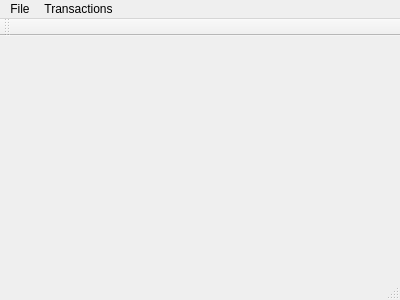
The window that mainwindow.ui (moriduri/MyFinances) describes before a commit, drawn with Qt 5.
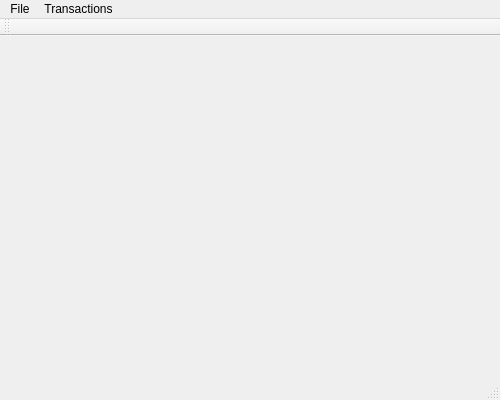
The same window after the commit.

Commit message: - Added windows title; - Added QTableView columns stretching; - Added a vertical layout to the AddTransaction Dialog; - Fixed the main window size to display the header correctly;

```diff
--- a/mainwindow.ui
+++ b/mainwindow.ui
@@ -6,8 +6,8 @@
    <rect>
     <x>0</x>
     <y>0</y>
-    <width>400</width>
-    <height>300</height>
+    <width>500</width>
+    <height>400</height>
    </rect>
   </property>
   <property name="windowTitle">
@@ -19,8 +19,8 @@
     <rect>
      <x>0</x>
      <y>0</y>
-     <width>400</width>
-     <height>21</height>
+     <width>500</width>
+     <height>25</height>
     </rect>
    </property>
    <widget class="QMenu" name="menuFile">
```
The commit also changes 4 other files.
